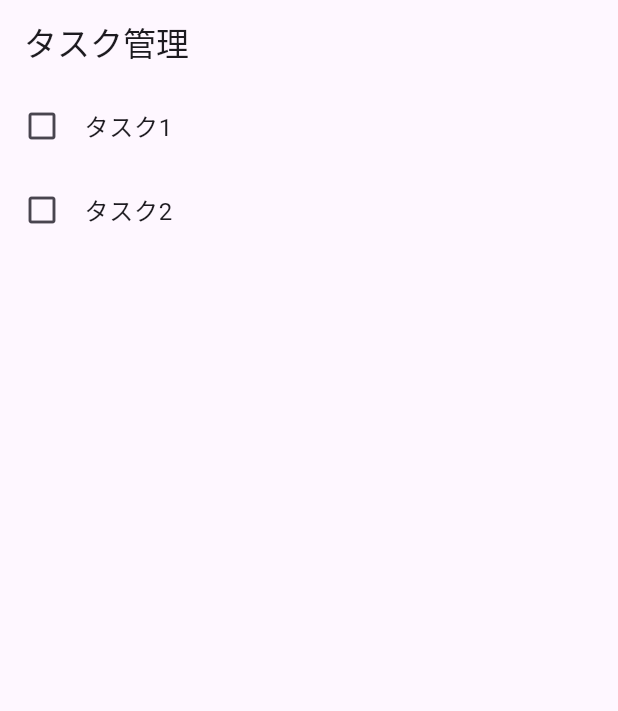
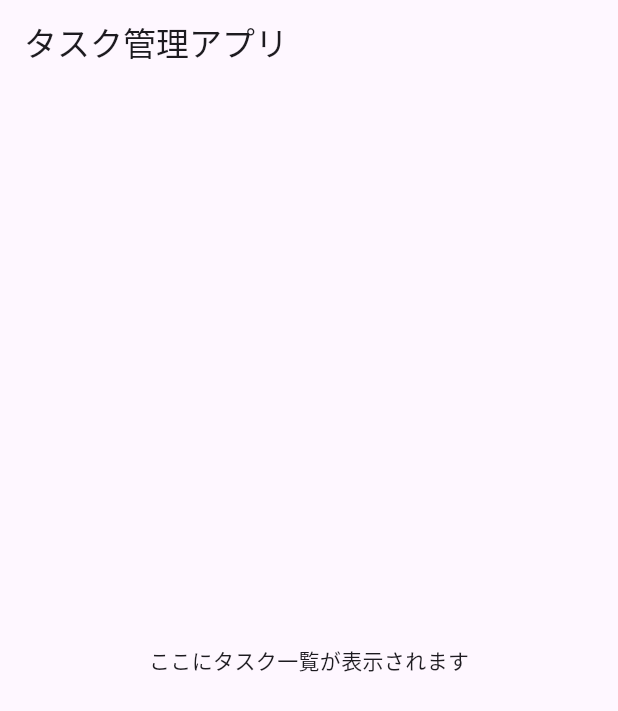
Before and after one commit to swawa-yu/flutter-demo-2024-10-17, a Flutter app: the screen it shows after launch, on a phone screen of 412 x 824 dp. Shown: the top 711 px of the screen. Run offline on Flutter 3.47's test engine with Material 3 defaults, Android fonts, the phone set to English and light mode, and no system bars.

Commit message:
first commit

```diff
--- a/lib/main.dart
+++ b/lib/main.dart
@@ -14,24 +14,16 @@ class TaskManagerApp extends StatelessWidget {
   }
 }
 
-class TaskManagerHomePage extends StatefulWidget {
-  @override
-  _TaskManagerHomePageState createState() => _TaskManagerHomePageState();
-}
-
-class _TaskManagerHomePageState extends State<TaskManagerHomePage> {
+class TaskManagerHomePage extends StatelessWidget {
   @override
   Widget build(BuildContext context) {
     return Scaffold(
       appBar: AppBar(
-        title: Text('タスク管理'),
+        title: Text('タスク管理アプリ'),
       ),
-      body: ListView(children: <Widget>[
-        ListTile(
-            leading: Icon(Icons.check_box_outline_blank), title: Text('タスク1')),
-        ListTile(
-            leading: Icon(Icons.check_box_outline_blank), title: Text('タスク2')),
-      ]),
+      body: Center(
+        child: Text('ここにタスク一覧が表示されます'),
+      ),
     );
   }
 }
```
